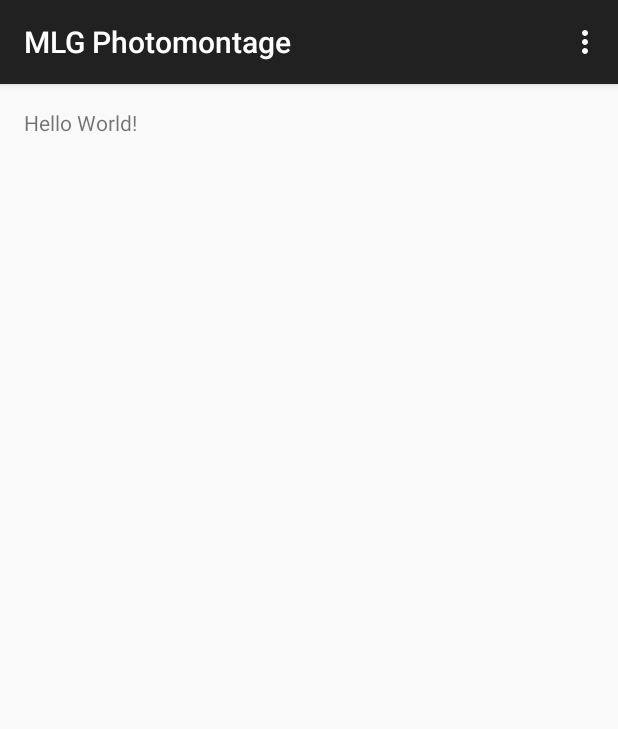
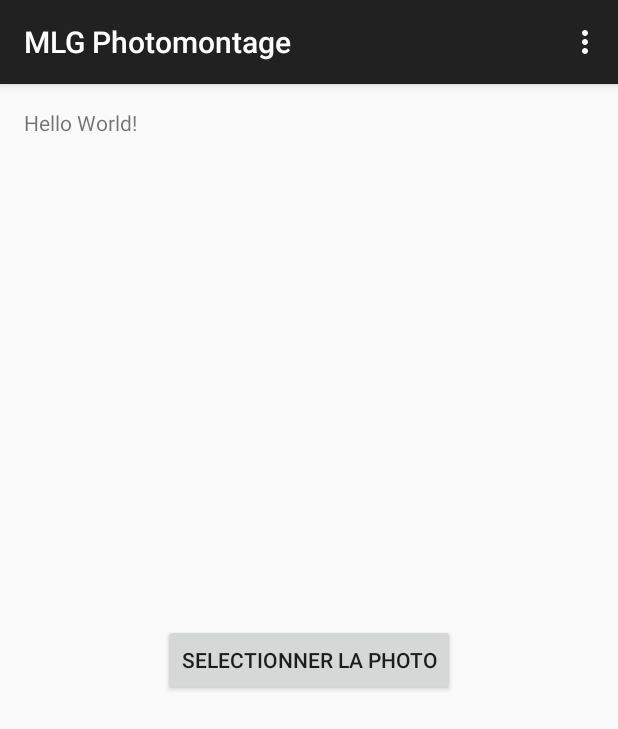
Before and after one commit to Betcheg/MLGPhotoMontage, an Android app: the screen it shows after launch (MainActivity), on a phone screen of 412 x 824 dp. Shown: the top 729 px of the screen. Run offline under Robolectric (Android 15) with nearby library versions, the phone set to English and light mode, and no system bars.

Commit message:
Selection de la photo + affichage

```diff
--- a/app/src/main/AndroidManifest.xml
+++ b/app/src/main/AndroidManifest.xml
@@ -1,8 +1,10 @@
 <?xml version="1.0" encoding="utf-8"?>
 <manifest xmlns:android="http://schemas.android.com/apk/res/android"
     package="betcheg.mlgphotomontage" >
+    <uses-permission android:name="android.permission.WRITE_EXTERNAL_STORAGE" />
 
     <application
+
 
         android:allowBackup="true"
         android:icon="@mipmap/ic_launcher"
--- a/app/src/main/res/layout/activity_main.xml
+++ b/app/src/main/res/layout/activity_main.xml
@@ -8,4 +8,20 @@
 
     <TextView android:text="Hello World!" android:layout_width="wrap_content"
         android:layout_height="wrap_content" />
+
+    <Button
+        android:id="@+id/b_selectionner"
+        android:layout_centerInParent="true"
+        android:text="Selectionner la photo"
+        android:layout_width="wrap_content"
+        android:layout_height="wrap_content" />
+
+
+    <ImageView
+        android:id="@+id/imgView"
+        android:layout_width="fill_parent"
+        android:layout_height="fill_parent"
+        android:layout_weight="1" >
+    </ImageView>
+
 </RelativeLayout>
```
Also changed, not shown: app/src/main/java/betcheg/mlgphotomontage/MainActivity.java (+72 -0 lines).
